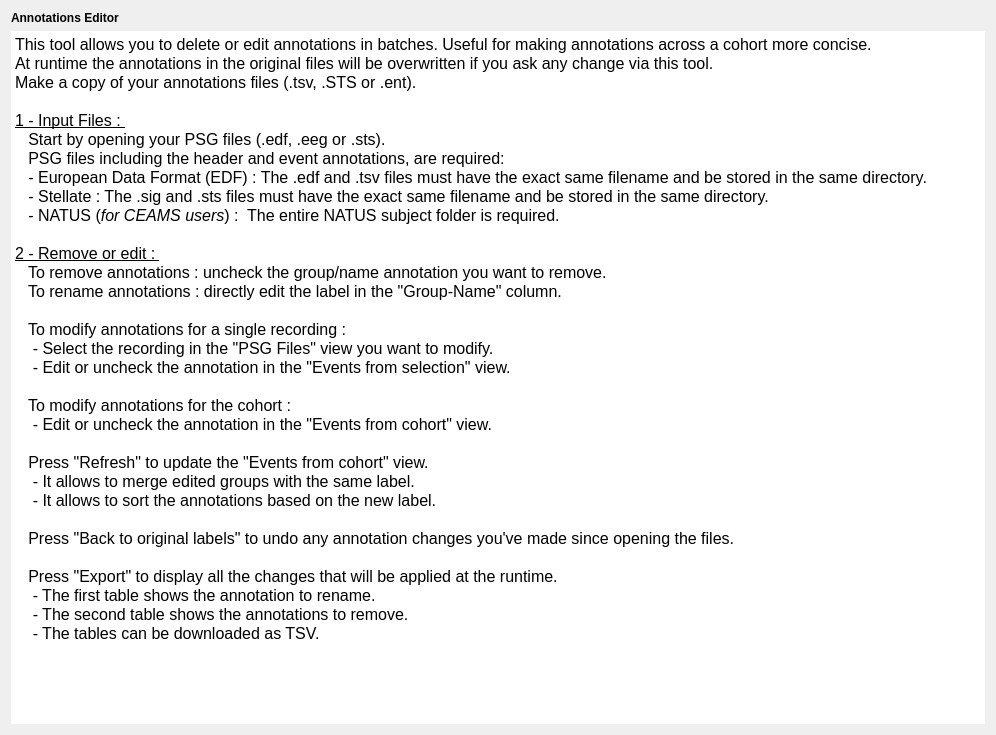
Old version of the form tools/CEAMSTools/EditAnnotations/AnnotIntroStep/Ui_AnnotIntroStep.ui in the repository SnoozToolbox/snooz-package-ceams.
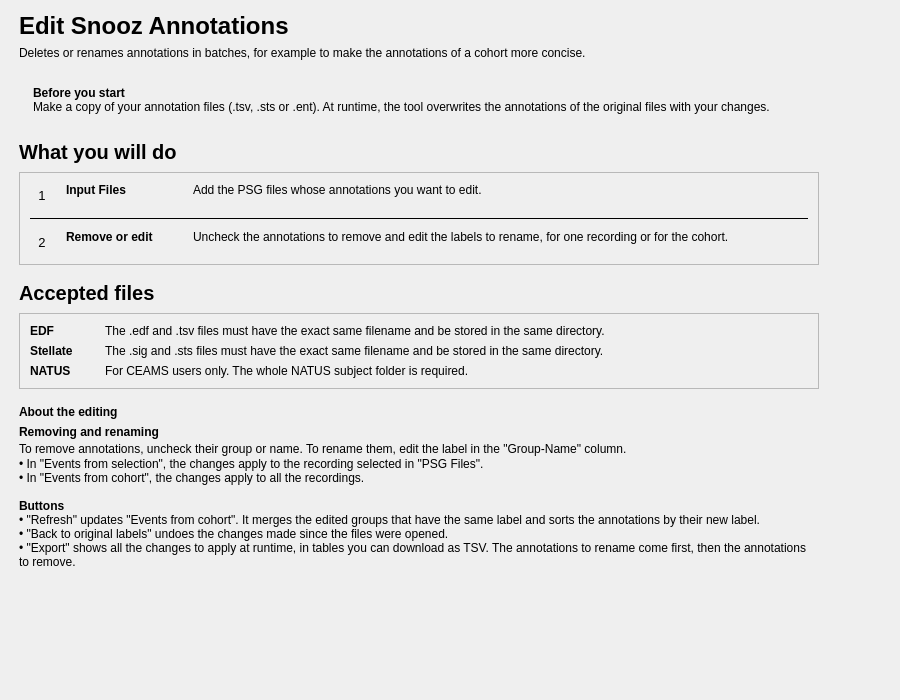
New version of the form.

Commit message:
Edit Snooz Annotations: redesigned pages (tool 2.4.2)
Pages in the design of Analyze EEG Spectral Power:
- Introduction: Before you start (make a copy of the annotation files,
  they are overwritten), the steps, the accepted files and About the
  editing (removing and renaming, the buttons).
- Remove or edit: a page of lists, the PSG files, Events from selection
  and Events from cohort side by side, the buttons under the lists.
The step descriptions of the left panel are rewritten.

Saved workspaces differ only by the step descriptions they keep.

What changed in the file:
```diff
--- a/tools/CEAMSTools/EditAnnotations/AnnotIntroStep/Ui_AnnotIntroStep.ui
+++ b/tools/CEAMSTools/EditAnnotations/AnnotIntroStep/Ui_AnnotIntroStep.ui
@@ -6,85 +6,528 @@
    <rect>
     <x>0</x>
     <y>0</y>
-    <width>996</width>
-    <height>735</height>
+    <width>900</width>
+    <height>700</height>
    </rect>
   </property>
   <property name="windowTitle">
    <string/>
   </property>
-  <layout class="QHBoxLayout" name="horizontalLayout">
+  <layout class="QVBoxLayout" name="verticalLayout">
+   <property name="leftMargin">
+    <number>19</number>
+   </property>
+   <property name="topMargin">
+    <number>12</number>
+   </property>
+   <property name="rightMargin">
+    <number>19</number>
+   </property>
+   <property name="bottomMargin">
+    <number>12</number>
+   </property>
    <item>
-    <layout class="QVBoxLayout" name="verticalLayout">
+    <layout class="QHBoxLayout" name="content_row" stretch="1,0">
+     <property name="leftMargin">
+      <number>0</number>
+     </property>
+     <property name="topMargin">
+      <number>0</number>
+     </property>
+     <property name="rightMargin">
+      <number>0</number>
+     </property>
+     <property name="bottomMargin">
+      <number>0</number>
+     </property>
      <item>
-      <widget class="QLabel" name="label">
-       <property name="font">
-        <font>
-         <italic>false</italic>
-         <bold>false</bold>
-        </font>
+      <widget class="QWidget" name="content_widget" native="true">
+       <property name="maximumSize">
+        <size>
+         <width>800</width>
+         <height>16777215</height>
+        </size>
        </property>
-       <property name="text">
-        <string>&lt;html&gt;&lt;head/&gt;&lt;body&gt;&lt;p&gt;&lt;span style=&quot; font-weight:600;&quot;&gt;Annotations Editor&lt;/span&gt;&lt;/p&gt;&lt;/body&gt;&lt;/html&gt;</string>
-       </property>
+       <layout class="QVBoxLayout" name="content_layout">
+        <property name="spacing">
+         <number>16</number>
+        </property>
+        <property name="leftMargin">
+         <number>0</number>
+        </property>
+        <property name="topMargin">
+         <number>0</number>
+        </property>
+        <property name="rightMargin">
+         <number>0</number>
+        </property>
+        <property name="bottomMargin">
+         <number>0</number>
+        </property>
+        <item>
+         <layout class="QVBoxLayout" name="header_layout">
+          <property name="spacing">
+           <number>6</number>
+          </property>
+          <item>
+           <widget class="QLabel" name="title_label">
+            <property name="font">
+             <font>
+              <pointsize>18</pointsize>
+              <bold>true</bold>
+             </font>
+            </property>
+            <property name="text">
+             <string>Edit Snooz Annotations</string>
+            </property>
+           </widget>
+          </item>
+          <item>
+           <widget class="QLabel" name="subtitle_label">
+            <property name="text">
+             <string>Deletes or renames annotations in batches, for example to make the annotations of a cohort more concise.</string>
+            </property>
+            <property name="wordWrap">
+             <bool>true</bool>
+            </property>
+            <property name="variant" stdset="0">
+             <string notr="true">help</string>
+            </property>
+           </widget>
+          </item>
+         </layout>
+        </item>
+        <item>
+         <widget class="QFrame" name="before_info">
+          <property name="frameShape">
+           <enum>QFrame::Shape::NoFrame</enum>
+          </property>
+          <property name="variant" stdset="0">
+           <string notr="true">info</string>
+          </property>
+          <layout class="QHBoxLayout" name="before_info_layout">
+           <property name="leftMargin">
+            <number>14</number>
+           </property>
+           <property name="topMargin">
+            <number>10</number>
+           </property>
+           <property name="rightMargin">
+            <number>14</number>
+           </property>
+           <property name="bottomMargin">
+            <number>10</number>
+           </property>
+           <item>
+            <widget class="QLabel" name="before_info_label">
+             <property name="text">
+              <string>&lt;b&gt;Before you start&lt;/b&gt;&lt;br/&gt;Make a copy of your annotation files (.tsv, .sts or .ent). At runtime, the tool overwrites the annotations of the original files with your changes.</string>
+             </property>
+             <property name="textFormat">
+              <enum>Qt::TextFormat::RichText</enum>
+             </property>
+             <property name="wordWrap">
+              <bool>true</bool>
+             </property>
+            </widget>
+           </item>
+          </layout>
+         </widget>
+        </item>
+        <item>
+         <layout class="QVBoxLayout" name="steps_section_layout">
+          <property name="spacing">
+           <number>8</number>
+          </property>
+          <item>
+           <widget class="QLabel" name="steps_title_label">
+            <property name="font">
+             <font>
+              <pointsize>15</pointsize>
+              <bold>true</bold>
+             </font>
+            </property>
+            <property name="text">
+             <string>What you will do</string>
+            </property>
+           </widget>
+          </item>
+          <item>
+           <widget class="QFrame" name="steps_card">
+            <property name="frameShape">
+             <enum>QFrame::Shape::StyledPanel</enum>
+            </property>
+            <property name="frameShadow">
+             <enum>QFrame::Shadow::Raised</enum>
+            </property>
+            <layout class="QVBoxLayout" name="steps_card_layout">
+             <property name="spacing">
+              <number>10</number>
+             </property>
+             <property name="leftMargin">
+              <number>10</number>
+             </property>
+             <property name="topMargin">
+              <number>10</number>
+             </property>
+             <property name="rightMargin">
+              <number>10</number>
+             </property>
+             <property name="bottomMargin">
+              <number>10</number>
+             </property>
+             <item>
+              <layout class="QGridLayout" name="steps_grid" columnstretch="0,0,0,1">
+               <property name="horizontalSpacing">
+                <number>12</number>
+               </property>
+               <property name="verticalSpacing">
+                <number>10</number>
+               </property>
+               <item row="0" column="0" alignment="Qt::AlignmentFlag::AlignTop">
+                <widget class="QLabel" name="step_1_number_label">
+                 <property name="font">
+                  <font>
+                   <pointsize>10</pointsize>
+                  </font>
+                 </property>
+                 <property name="text">
+                  <string>1</string>
+                 </property>
+                 <property name="variant" stdset="0">
+                  <string notr="true">step_number</string>
+                 </property>
+                 <property name="minimumSize">
+                  <size>
+                   <width>24</width>
+                   <height>24</height>
+                  </size>
+                 </property>
+                 <property name="maximumSize">
+                  <size>
+                   <width>24</width>
+                   <height>24</height>
+                  </size>
+                 </property>
+                 <property name="alignment">
+                  <set>Qt::AlignmentFlag::AlignCenter</set>
+                 </property>
+                </widget>
+               </item>
+               <item row="0" column="1">
+                <widget class="QLabel" name="step_1_name_label">
+                 <property name="font">
+                  <font>
+                   <bold>true</bold>
+                  </font>
+                 </property>
+                 <property name="text">
+                  <string>Input Files</string>
+                 </property>
+                 <property name="alignment">
+                  <set>Qt::AlignmentFlag::AlignLeading|Qt::AlignmentFlag::AlignLeft|Qt::AlignmentFlag::AlignTop</set>
+                 </property>
+                </widget>
+               </item>
+               <item row="0" column="2">
+                <spacer name="steps_gap">
+                 <property name="orientation">
+                  <enum>Qt::Orientation::Horizontal</enum>
+                 </property>
+                 <property name="sizeType">
+                  <enum>QSizePolicy::Policy::Fixed</enum>
+                 </property>
+                 <property name="sizeHint" stdset="0">
+                  <size>
+                   <width>16</width>
+                   <height>20</height>
+                  </size>
+                 </property>
+                </spacer>
+               </item>
+               <item row="0" column="3">
+                <widget class="QLabel" name="step_1_label">
+                 <property name="text">
+                  <string>Add the PSG files whose annotations you want to edit.</string>
+                 </property>
+                 <property name="wordWrap">
+                  <bool>true</bool>
+                 </property>
+                 <property name="variant" stdset="0">
+                  <string notr="true">help</string>
+                 </property>
+                 <property name="alignment">
+                  <set>Qt::AlignmentFlag::AlignLeading|Qt::AlignmentFlag::AlignLeft|Qt::AlignmentFlag::AlignTop</set>
+                 </property>
+                </widget>
+               </item>
+               <item row="1" column="0" rowspan="1" colspan="4">
+                <widget class="QFrame" name="step_line_2">
+                 <property name="frameShape">
+                  <enum>QFrame::Shape::HLine</enum>
+                 </property>
+                 <property name="frameShadow">
+                  <enum>QFrame::Shadow::Plain</enum>
+                 </property>
+                </widget>
+               </item>
+               <item row="2" column="0" alignment="Qt::AlignmentFlag::AlignTop">
+                <widget class="QLabel" name="step_2_number_label">
+                 <property name="font">
+                  <font>
+                   <pointsize>10</pointsize>
+                  </font>
+                 </property>
+                 <property name="text">
+                  <string>2</string>
+                 </property>
+                 <property name="variant" stdset="0">
+                  <string notr="true">step_number</string>
+                 </property>
+                 <property name="minimumSize">
+                  <size>
+                   <width>24</width>
+                   <height>24</height>
+                  </size>
+                 </property>
+                 <property name="maximumSize">
+                  <size>
+                   <width>24</width>
+                   <height>24</height>
+                  </size>
+                 </property>
+                 <property name="alignment">
+                  <set>Qt::AlignmentFlag::AlignCenter</set>
+                 </property>
+                </widget>
+               </item>
+               <item row="2" column="1">
+                <widget class="QLabel" name="step_2_name_label">
+                 <property name="font">
+                  <font>
+                   <bold>true</bold>
+                  </font>
+                 </property>
+                 <property name="text">
+                  <string>Remove or edit</string>
+                 </property>
+                 <property name="alignment">
+                  <set>Qt::AlignmentFlag::AlignLeading|Qt::AlignmentFlag::AlignLeft|Qt::AlignmentFlag::AlignTop</set>
+                 </property>
+                </widget>
+               </item>
+               <item row="2" column="3">
+                <widget class="QLabel" name="step_2_label">
+                 <property name="text">
+                  <string>Uncheck the annotations to remove and edit the labels to rename, for one recording or for the cohort.</string>
+                 </property>
+                 <property name="wordWrap">
+                  <bool>true</bool>
+                 </property>
+                 <property name="variant" stdset="0">
+                  <string notr="true">help</string>
+                 </property>
+                 <property name="alignment">
+                  <set>Qt::AlignmentFlag::AlignLeading|Qt::AlignmentFlag::AlignLeft|Qt::AlignmentFlag::AlignTop</set>
+                 </property>
+                </widget>
+               </item>
+              </layout>
+             </item>
+            </layout>
+           </widget>
+          </item>
+         </layout>
+        </item>
+        <item>
+         <layout class="QVBoxLayout" name="files_section_layout">
+          <property name="spacing">
+           <number>8</number>
+          </property>
+          <item>
+           <widget class="QLabel" name="files_title_label">
+            <property name="font">
+             <font>
+              <pointsize>15</pointsize>
+              <bold>true</bold>
+             </font>
+            </property>
+            <property name="text">
+             <string>Accepted files</string>
+            </property>
+           </widget>
+          </item>
+          <item>
+           <widget class="QFrame" name="files_card">
+            <property name="frameShape">
+             <enum>QFrame::Shape::StyledPanel</enum>
+            </property>
+            <property name="frameShadow">
+             <enum>QFrame::Shadow::Raised</enum>
+            </property>
+            <layout class="QVBoxLayout" name="files_card_layout">
+             <property name="spacing">
+              <number>10</number>
+             </property>
+             <property name="leftMargin">
+              <number>10</number>
+             </property>
+             <property name="topMargin">
+              <number>10</number>
+             </property>
+             <property name="rightMargin">
+              <number>10</number>
+             </property>
+             <property name="bottomMargin">
+              <number>10</number>
+             </property>
+             <item>
+              <layout class="QGridLayout" name="files_grid" columnstretch="0,1">
+               <property name="horizontalSpacing">
+                <number>32</number>
+               </property>
+               <property name="verticalSpacing">
+                <number>6</number>
+               </property>
+               <item row="0" column="0">
+                <widget class="QLabel" name="file_1_name_label">
+                 <property name="font">
+                  <font>
+                   <bold>true</bold>
+                  </font>
+                 </property>
+                 <property name="text">
+                  <string>EDF</string>
+                 </property>
+                </widget>
+               </item>
+               <item row="0" column="1">
+                <widget class="QLabel" name="file_1_label">
+                 <property name="text">
+                  <string>The .edf and .tsv files must have the exact same filename and be stored in the same directory.</string>
+                 </property>
+                 <property name="wordWrap">
+                  <bool>true</bool>
+                 </property>
+                </widget>
+               </item>
+               <item row="1" column="0">
+                <widget class="QLabel" name="file_2_name_label">
+                 <property name="font">
+                  <font>
+                   <bold>true</bold>
+                  </font>
+                 </property>
+                 <property name="text">
+                  <string>Stellate</string>
+                 </property>
+                </widget>
+               </item>
+               <item row="1" column="1">
+                <widget class="QLabel" name="file_2_label">
+                 <property name="text">
+                  <string>The .sig and .sts files must have the exact same filename and be stored in the same directory.</string>
+                 </property>
+                 <property name="wordWrap">
+                  <bool>true</bool>
+                 </property>
+                </widget>
+               </item>
+               <item row="2" column="0">
+                <widget class="QLabel" name="file_3_name_label">
+                 <property name="font">
+                  <font>
+                   <bold>true</bold>
+                  </font>
+                 </property>
+                 <property name="text">
+                  <string>NATUS</string>
+                 </property>
+                </widget>
+               </item>
+               <item row="2" column="1">
+                <widget class="QLabel" name="file_3_label">
+                 <property name="text">
+                  <string>For CEAMS users only. The whole NATUS subject folder is required.</string>
+                 </property>
+                 <property name="wordWrap">
+                  <bool>true</bool>
+                 </property>
+                </widget>
+               </item>
+              </layout>
+             </item>
+            </layout>
+           </widget>
+          </item>
+         </layout>
+        </item>
+        <item>
+         <layout class="QVBoxLayout" name="about_editing_layout">
+          <property name="spacing">
+           <number>6</number>
+          </property>
+          <item>
+           <widget class="QLabel" name="about_editing_title_label">
+            <property name="font">
+             <font>
+              <bold>true</bold>
+             </font>
+            </property>
+            <property name="text">
+             <string>About the editing</string>
+            </property>
+           </widget>
+          </item>
+          <item>
+           <widget class="QLabel" name="about_editing_label">
+            <property name="text">
+             <string>&lt;b&gt;Removing and renaming&lt;/b&gt;&lt;br/&gt;To remove annotations, uncheck their group or name. To rename them, edit the label in the "Group‑Name" column.&lt;br/&gt;• In "Events from selection", the changes apply to the recording selected in "PSG Files".&lt;br/&gt;• In "Events from cohort", the changes apply to all the recordings.&lt;br/&gt;&lt;br/&gt;&lt;b&gt;Buttons&lt;/b&gt;&lt;br/&gt;• "Refresh" updates "Events from cohort". It merges the edited groups that have the same label and sorts the annotations by their new label.&lt;br/&gt;• "Back to original labels" undoes the changes made since the files were opened.&lt;br/&gt;• "Export" shows all the changes to apply at runtime, in tables you can download as TSV. The annotations to rename come first, then the annotations to remove.</string>
+            </property>
+            <property name="textFormat">
+             <enum>Qt::TextFormat::RichText</enum>
+            </property>
+            <property name="wordWrap">
+             <bool>true</bool>
+            </property>
+            <property name="variant" stdset="0">
+             <string notr="true">help</string>
+            </property>
+           </widget>
+          </item>
+         </layout>
+        </item>
+       </layout>
       </widget>
      </item>
      <item>
-      <widget class="QTextEdit" name="textEdit">
-       <property name="frameShape">
-        <enum>QFrame::Shape::NoFrame</enum>
+      <spacer name="content_spacer">
+       <property name="orientation">
+        <enum>Qt::Orientation::Horizontal</enum>
        </property>
-       <property name="frameShadow">
-        <enum>QFrame::Shadow::Plain</enum>
+       <property name="sizeHint" stdset="0">
+        <size>
+         <width>40</width>
+         <height>20</height>
+        </size>
        </property>
-       <property name="readOnly">
-        <bool>true</bool>
-       </property>
-       <property name="html">
-        <string>&lt;!DOCTYPE HTML PUBLIC &quot;-//W3C//DTD HTML 4.0//EN&quot; &quot;http://www.w3.org/TR/REC-html40/strict.dtd&quot;&gt;
-&lt;html&gt;&lt;head&gt;&lt;meta name=&quot;qrichtext&quot; content=&quot;1&quot; /&gt;&lt;meta charset=&quot;utf-8&quot; /&gt;&lt;style type=&quot;text/css&quot;&gt;
-p, li { white-space: pre-wrap; }
-hr { height: 1px; border-width: 0; }
-li.unchecked::marker { content: &quot;\2610&quot;; }
-li.checked::marker { content: &quot;\2612&quot;; }
-&lt;/style&gt;&lt;/head&gt;&lt;body style=&quot; font-size:12pt; font-weight:400; font-style:normal;&quot;&gt;
-&lt;p style=&quot; margin-top:0px; margin-bottom:0px; margin-left:0px; margin-right:0px; -qt-block-indent:0; text-indent:0px;&quot;&gt;This tool allows you to delete or edit annotations in batches. Useful for making annotations across a cohort more concise. &lt;/p&gt;
-&lt;p style=&quot; margin-top:0px; margin-bottom:0px; margin-left:0px; margin-right:0px; -qt-block-indent:0; text-indent:0px;&quot;&gt;At runtime the annotations in the original files will be overwritten if you ask any change via this tool.&lt;/p&gt;
-&lt;p style=&quot; margin-top:0px; margin-bottom:0px; margin-left:0px; margin-right:0px; -qt-block-indent:0; text-indent:0px;&quot;&gt;Make a copy of your annotations files (.tsv, .STS or .ent).&lt;/p&gt;
-&lt;p style=&quot;-qt-paragraph-type:empty; margin-top:0px; margin-bottom:0px; margin-left:0px; margin-right:0px; -qt-block-indent:0; text-indent:0px;&quot;&gt;&lt;br /&gt;&lt;/p&gt;
-&lt;p style=&quot; margin-top:0px; margin-bottom:0px; margin-left:0px; margin-right:0px; -qt-block-indent:0; text-indent:0px;&quot;&gt;&lt;span style=&quot; text-decoration: underline;&quot;&gt;1 - Input Files : &lt;/span&gt;&lt;/p&gt;
-&lt;p style=&quot; margin-top:0px; margin-bottom:0px; margin-left:0px; margin-right:0px; -qt-block-indent:0; text-indent:0px;&quot;&gt;   Start by opening your PSG files (.edf, .eeg or .sts). &lt;/p&gt;
-&lt;p style=&quot; margin-top:0px; margin-bottom:0px; margin-left:0px; margin-right:0px; -qt-block-indent:0; text-indent:0px;&quot;&gt;&lt;span style=&quot;&quot;&gt;   PSG files including the header and event annotations, are required:&lt;/span&gt;&lt;/p&gt;
-&lt;p style=&quot; margin-top:0px; margin-bottom:0px; margin-left:0px; margin-right:0px; -qt-block-indent:0; text-indent:0px;&quot;&gt;&lt;span style=&quot;&quot;&gt;   - European Data Format (EDF) : The .edf and .tsv files must have the exact same filename and be stored in the same directory.&lt;/span&gt;&lt;/p&gt;
-&lt;p style=&quot; margin-top:0px; margin-bottom:0px; margin-left:0px; margin-right:0px; -qt-block-indent:0; text-indent:0px;&quot;&gt;&lt;span style=&quot;&quot;&gt;   - Stellate : The .sig and .sts files must have the exact same filename and be stored in the same directory.&lt;/span&gt;&lt;/p&gt;
-&lt;p style=&quot; margin-top:0px; margin-bottom:0px; margin-left:0px; margin-right:0px; -qt-block-indent:0; text-indent:0px;&quot;&gt;&lt;span style=&quot;&quot;&gt;   - NATUS (&lt;/span&gt;&lt;span style=&quot; font-style:italic;&quot;&gt;for CEAMS users&lt;/span&gt;&lt;span style=&quot;&quot;&gt;) : &lt;/span&gt;&lt;span style=&quot;&quot;&gt; The entire NATUS subject folder is required.&lt;/span&gt;&lt;/p&gt;
-&lt;p style=&quot;-qt-paragraph-type:empty; margin-top:0px; margin-bottom:0px; margin-left:0px; margin-right:0px; -qt-block-indent:0; text-indent:0px;&quot;&gt;&lt;br /&gt;&lt;/p&gt;
-&lt;p style=&quot; margin-top:0px; margin-bottom:0px; margin-left:0px; margin-right:0px; -qt-block-indent:0; text-indent:0px;&quot;&gt;&lt;span style=&quot; text-decoration: underline;&quot;&gt;2 - Remove or edit : &lt;/span&gt;&lt;/p&gt;
-&lt;p style=&quot; margin-top:0px; margin-bottom:0px; margin-left:0px; margin-right:0px; -qt-block-indent:0; text-indent:0px;&quot;&gt;   To remove annotations : uncheck the group/name annotation you want to remove.&lt;/p&gt;
-&lt;p style=&quot; margin-top:0px; margin-bottom:0px; margin-left:0px; margin-right:0px; -qt-block-indent:0; text-indent:0px;&quot;&gt;   To rename annotations : directly edit the label in the &amp;quot;Group-Name&amp;quot; column.&lt;/p&gt;
-&lt;p style=&quot;-qt-paragraph-type:empty; margin-top:0px; margin-bottom:0px; margin-left:0px; margin-right:0px; -qt-block-indent:0; text-indent:0px;&quot;&gt;&lt;br /&gt;&lt;/p&gt;
-&lt;p style=&quot; margin-top:0px; margin-bottom:0px; margin-left:0px; margin-right:0px; -qt-block-indent:0; text-indent:0px;&quot;&gt;   To modify annotations for a single recording :&lt;/p&gt;
-&lt;p style=&quot; margin-top:0px; margin-bottom:0px; margin-left:0px; margin-right:0px; -qt-block-indent:0; text-indent:0px;&quot;&gt;    - Select the recording in the &amp;quot;PSG Files&amp;quot; view you want to modify.&lt;/p&gt;
-&lt;p style=&quot; margin-top:0px; margin-bottom:0px; margin-left:0px; margin-right:0px; -qt-block-indent:0; text-indent:0px;&quot;&gt;    - Edit or uncheck the annotation in the &amp;quot;Events from selection&amp;quot; view.&lt;/p&gt;
-&lt;p style=&quot;-qt-paragraph-type:empty; margin-top:0px; margin-bottom:0px; margin-left:0px; margin-right:0px; -qt-block-indent:0; text-indent:0px;&quot;&gt;&lt;br /&gt;&lt;/p&gt;
-&lt;p style=&quot; margin-top:0px; margin-bottom:0px; margin-left:0px; margin-right:0px; -qt-block-indent:0; text-indent:0px;&quot;&gt;   To modify annotations for the cohort :&lt;/p&gt;
-&lt;p style=&quot; margin-top:0px; margin-bottom:0px; margin-left:0px; margin-right:0px; -qt-block-indent:0; text-indent:0px;&quot;&gt;    - Edit or uncheck the annotation in the &amp;quot;Events from cohort&amp;quot; view.&lt;/p&gt;
-&lt;p style=&quot;-qt-paragraph-type:empty; margin-top:0px; margin-bottom:0px; margin-left:0px; margin-right:0px; -qt-block-indent:0; text-indent:0px;&quot;&gt;&lt;br /&gt;&lt;/p&gt;
-&lt;p style=&quot; margin-top:0px; margin-bottom:0px; margin-left:0px; margin-right:0px; -qt-block-indent:0; text-indent:0px;&quot;&gt;   Press &amp;quot;Refresh&amp;quot; to update the &amp;quot;Events from cohort&amp;quot; view.&lt;/p&gt;
-&lt;p style=&quot; margin-top:0px; margin-bottom:0px; margin-left:0px; margin-right:0px; -qt-block-indent:0; text-indent:0px;&quot;&gt;    - It allows to merge edited groups with the same label.&lt;/p&gt;
-&lt;p style=&quot; margin-top:0px; margin-bottom:0px; margin-left:0px; margin-right:0px; -qt-block-indent:0; text-indent:0px;&quot;&gt;    - It allows to sort the annotations based on the new label.&lt;/p&gt;
-&lt;p style=&quot;-qt-paragraph-type:empty; margin-top:0px; margin-bottom:0px; margin-left:0px; margin-right:0px; -qt-block-indent:0; text-indent:0px;&quot;&gt;&lt;br /&gt;&lt;/p&gt;
-&lt;p style=&quot; margin-top:0px; margin-bottom:0px; margin-left:0px; margin-right:0px; -qt-block-indent:0; text-indent:0px;&quot;&gt;   Press &amp;quot;Back to original labels&amp;quot; to undo any annotation changes you've made since opening the files.&lt;/p&gt;
-&lt;p style=&quot;-qt-paragraph-type:empty; margin-top:0px; margin-bottom:0px; margin-left:0px; margin-right:0px; -qt-block-indent:0; text-indent:0px;&quot;&gt;&lt;br /&gt;&lt;/p&gt;
-&lt;p style=&quot; margin-top:0px; margin-bottom:0px; margin-left:0px; margin-right:0px; -qt-block-indent:0; text-indent:0px;&quot;&gt;   Press &amp;quot;Export&amp;quot; to display all the changes that will be applied at the runtime.&lt;/p&gt;
-&lt;p style=&quot; margin-top:0px; margin-bottom:0px; margin-left:0px; margin-right:0px; -qt-block-indent:0; text-indent:0px;&quot;&gt;    - The first table shows the annotation to rename.&lt;/p&gt;
-&lt;p style=&quot; margin-top:0px; margin-bottom:0px; margin-left:0px; margin-right:0px; -qt-block-indent:0; text-indent:0px;&quot;&gt;    - The second table shows the annotations to remove.&lt;/p&gt;
-&lt;p style=&quot; margin-top:0px; margin-bottom:0px; margin-left:0px; margin-right:0px; -qt-block-indent:0; text-indent:0px;&quot;&gt;    - The tables can be downloaded as TSV.&lt;/p&gt;&lt;/body&gt;&lt;/html&gt;</string>
-       </property>
-      </widget>
+      </spacer>
      </item>
     </layout>
    </item>
+   <item>
+    <spacer name="verticalSpacer">
+     <property name="orientation">
+      <enum>Qt::Orientation::Vertical</enum>
+     </property>
+     <property name="sizeHint" stdset="0">
+      <size>
+       <width>40</width>
+       <height>20</height>
+      </size>
+     </property>
+    </spacer>
+   </item>
   </layout>
  </widget>
  <resources>
```
Left out of the diff: 6 changed lines with no effect on the pictures. The commit also changes 5 other files.
